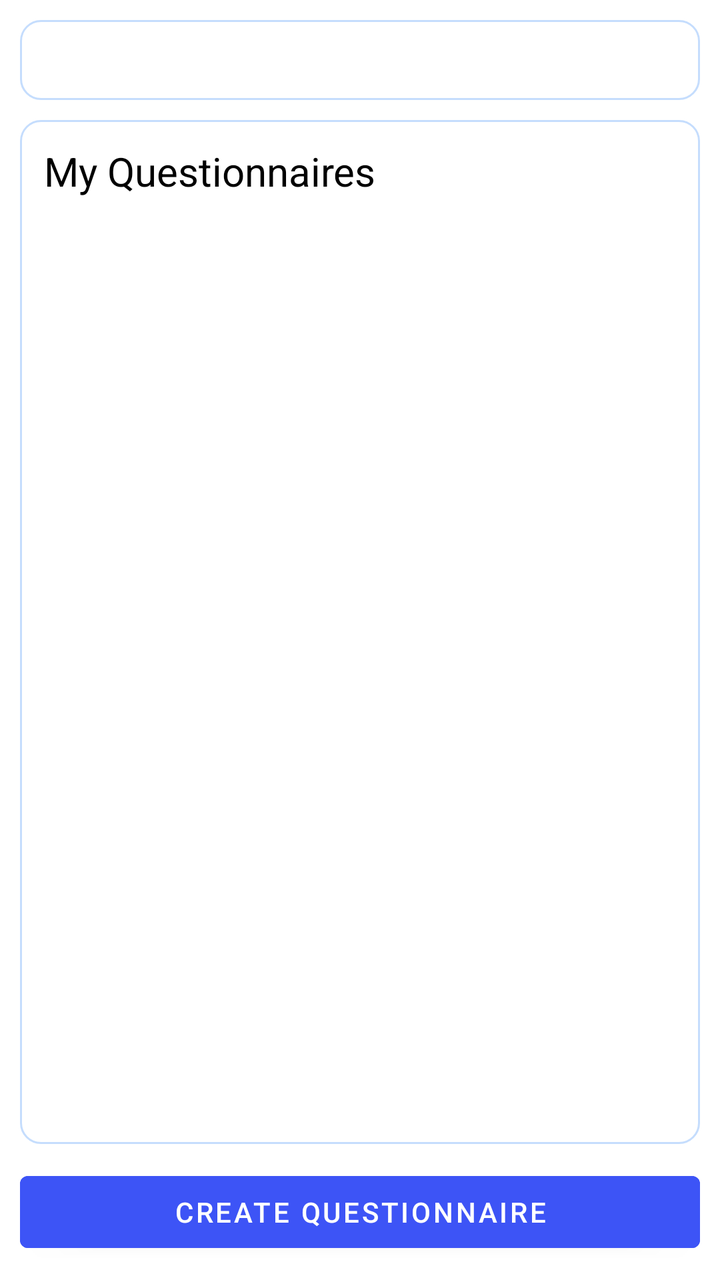
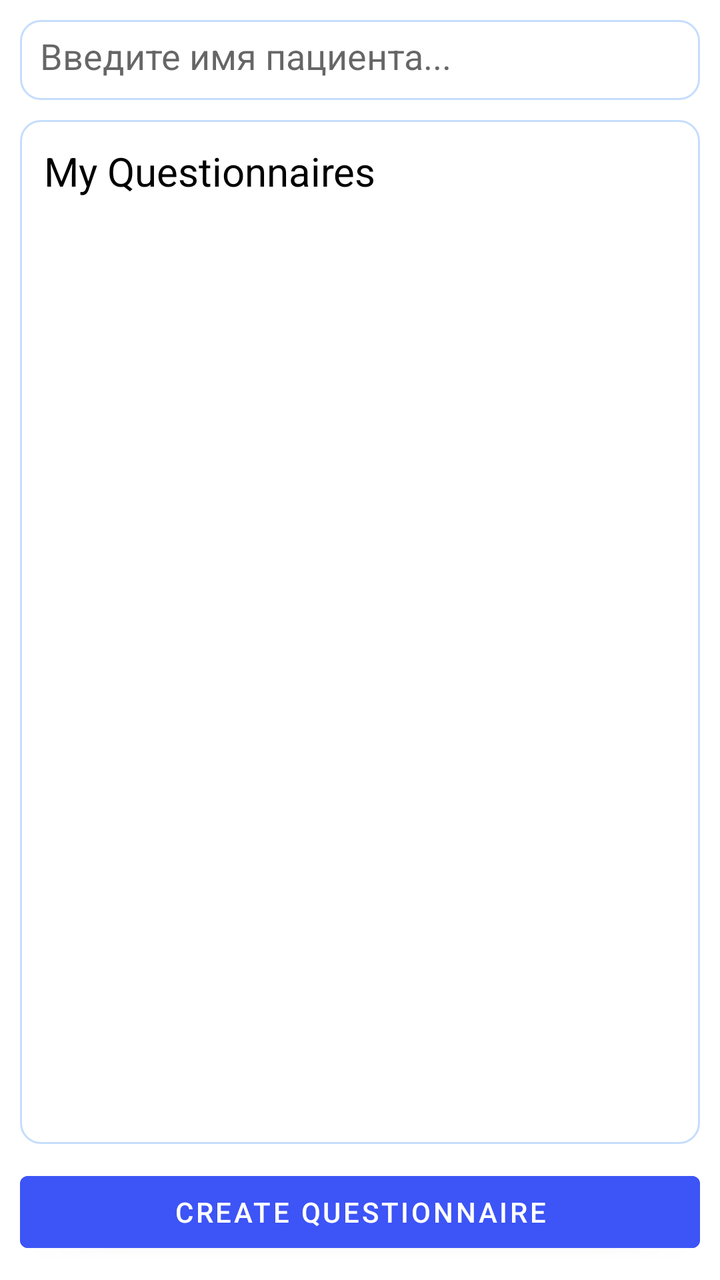

The first picture is an Android layout as it rendered before a commit; the second is the same layout after the commit. The layout source and the unified diff follow.
<!-- AndroidManifest.xml: application theme Theme.Pancreatitis -->
<!-- res/layout/fragment_questionnaires.xml -->
<?xml version="1.0" encoding="utf-8"?>
<LinearLayout
    xmlns:android="http://schemas.android.com/apk/res/android"
    xmlns:app="http://schemas.android.com/apk/res-auto"
    android:layout_width="match_parent"
    android:layout_height="match_parent"
    android:orientation="vertical">

    <LinearLayout
        android:id="@+id/create_questionnaire"
        android:layout_width="match_parent"
        android:layout_height="wrap_content"
        android:layout_marginTop="10dp"
        android:layout_marginLeft="10dp"
        android:layout_marginRight="10dp" >

        <EditText
            android:id="@+id/search_bar"
            android:layout_width="match_parent"
            android:layout_height="40dp"
            android:background="@drawable/rounded_background"/>
    </LinearLayout>

    <LinearLayout
        android:id="@+id/all_questionnaires"
        android:layout_width="match_parent"
        android:layout_height="0dp"
        android:layout_weight="1"
        app:layout_constraintEnd_toEndOf="parent"
        app:layout_constraintStart_toStartOf="parent"
        app:layout_constraintTop_toBottomOf="@id/create_questionnaire"
        android:background="@drawable/rounded_background"
        android:layout_margin="10dp"
        android:orientation="vertical" >

        <TextView
            android:layout_width="wrap_content"
            android:layout_height="wrap_content"
            android:textSize="20dp"
            android:textColor="@color/black"
            android:text="My Questionnaires"
            android:layout_marginTop="10dp"
            android:layout_marginLeft="10dp" />

        <androidx.recyclerview.widget.RecyclerView
            android:id="@+id/recycler_view_questionnaires"
            android:layout_width="match_parent"
            android:layout_height="match_parent"
            android:layout_margin="10dp" />

    </LinearLayout>

    <Button
        android:id="@+id/create_anket"
        android:layout_width="match_parent"
        android:layout_height="wrap_content"
        android:backgroundTint="@color/colorActive"
        android:text="Create Questionnaire"
        android:layout_marginBottom="10dp"
        android:layout_marginLeft="10dp"
        android:layout_marginRight="10dp"/>
</LinearLayout>
<!-- resources referenced by this layout -->
<resources>
  <color name="black">#FF000000</color>
  <color name="colorActive">#3D54F6</color>
  <!-- drawable rounded_background (drawable) -->
  <?xml version="1.0" encoding="utf-8"?>
  <shape xmlns:android="http://schemas.android.com/apk/res/android"
      android:shape="rectangle">
      <corners android:radius="10dp"/>  
      <solid android:color="@android:color/white"/> 
      <padding
          android:left="2dp"
          android:right="2dp"
          android:top="2dp"
          android:bottom="2dp"/>
  
      <stroke
          android:width="1dp"
          android:color="@color/colorCircle"/> 
  </shape>
  <style name="Theme.Pancreatitis" parent="Theme.MaterialComponents.DayNight.DarkActionBar">
          
          <item name="colorPrimary">@color/purple_500</item>
          <item name="colorPrimaryVariant">@color/purple_700</item>
          <item name="colorOnPrimary">@color/white</item>
          
          <item name="colorSecondary">@color/teal_200</item>
          <item name="colorSecondaryVariant">@color/teal_700</item>
          <item name="colorOnSecondary">@color/black</item>
          
          <item name="android:statusBarColor">?attr/colorPrimaryVariant</item>
          
      </style>
  <color name="colorCircle">#C5DDFD</color>
  <color name="purple_500">#FF6200EE</color>
  <color name="purple_700">#FF3700B3</color>
  <color name="white">#FFFFFFFF</color>
  <color name="teal_200">#FF03DAC5</color>
  <color name="teal_700">#FF018786</color>
</resources>

<!-- the commit's change to res/layout/fragment_questionnaires.xml (unified diff, before → after) -->
@@ -16,8 +16,10 @@
 
         <EditText
             android:id="@+id/search_bar"
+            android:padding="10dp"
             android:layout_width="match_parent"
             android:layout_height="40dp"
+            android:hint="Введите имя пациента..."
             android:background="@drawable/rounded_background"/>
     </LinearLayout>
 
